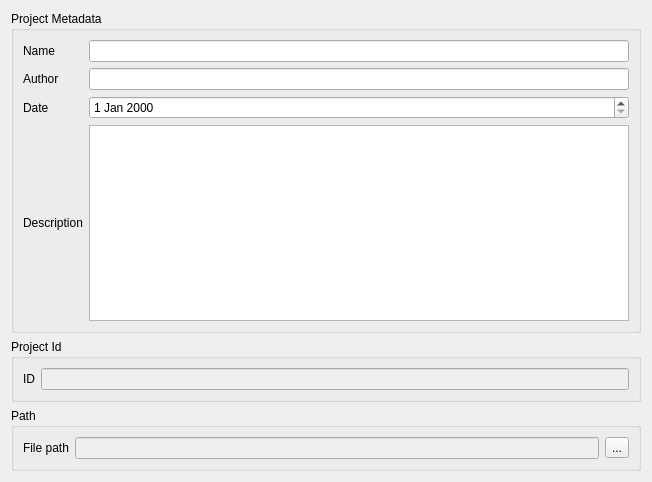
Before: the Qt Designer form ui/project_widget.ui in Eltee/cdegs-aid, drawn with Qt 5.
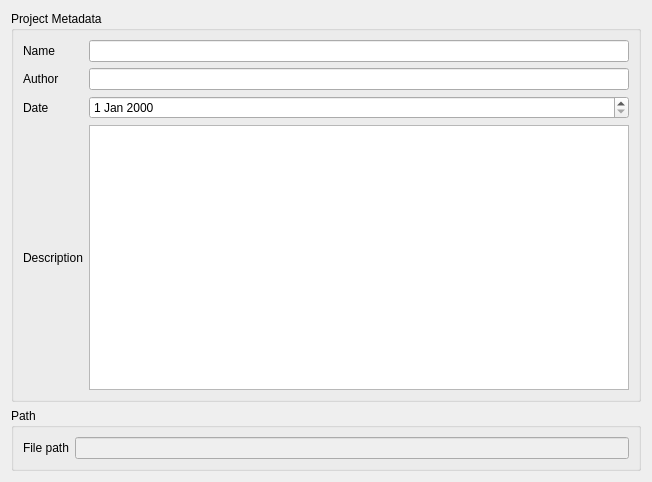
After: the same form once the commit is applied.

The edit to the form file:
```diff
--- a/ui/project_widget.ui
+++ b/ui/project_widget.ui
@@ -14,59 +14,6 @@
    <string>Form</string>
   </property>
   <layout class="QGridLayout" name="gridLayout">
-   <item row="2" column="0">
-    <widget class="QGroupBox" name="groupBox_3">
-     <property name="title">
-      <string>Path</string>
-     </property>
-     <layout class="QGridLayout" name="gridLayout_4">
-      <item row="0" column="1">
-       <widget class="QLineEdit" name="lineEdit_pPath">
-        <property name="enabled">
-         <bool>false</bool>
-        </property>
-       </widget>
-      </item>
-      <item row="0" column="0">
-       <widget class="QLabel" name="label_5">
-        <property name="text">
-         <string>File path</string>
-        </property>
-       </widget>
-      </item>
-      <item row="0" column="2">
-       <widget class="QToolButton" name="toolButton">
-        <property name="text">
-         <string>...</string>
-        </property>
-       </widget>
-      </item>
-     </layout>
-    </widget>
-   </item>
-   <item row="1" column="0">
-    <widget class="QGroupBox" name="groupBox_2">
-     <property name="title">
-      <string>Project Id</string>
-     </property>
-     <layout class="QGridLayout" name="gridLayout_3">
-      <item row="1" column="1">
-       <widget class="QLineEdit" name="lineEdit_pId">
-        <property name="enabled">
-         <bool>false</bool>
-        </property>
-       </widget>
-      </item>
-      <item row="1" column="0">
-       <widget class="QLabel" name="label_7">
-        <property name="text">
-         <string>ID</string>
-        </property>
-       </widget>
-      </item>
-     </layout>
-    </widget>
-   </item>
    <item row="0" column="0">
     <widget class="QGroupBox" name="groupBox">
      <property name="title">
@@ -116,6 +63,29 @@
      </layout>
     </widget>
    </item>
+   <item row="1" column="0">
+    <widget class="QGroupBox" name="groupBox_3">
+     <property name="title">
+      <string>Path</string>
+     </property>
+     <layout class="QGridLayout" name="gridLayout_4">
+      <item row="0" column="1">
+       <widget class="QLineEdit" name="lineEdit_pPath">
+        <property name="enabled">
+         <bool>false</bool>
+        </property>
+       </widget>
+      </item>
+      <item row="0" column="0">
+       <widget class="QLabel" name="label_5">
+        <property name="text">
+         <string>File path</string>
+        </property>
+       </widget>
+      </item>
+     </layout>
+    </widget>
+   </item>
   </layout>
  </widget>
  <resources/>
```
